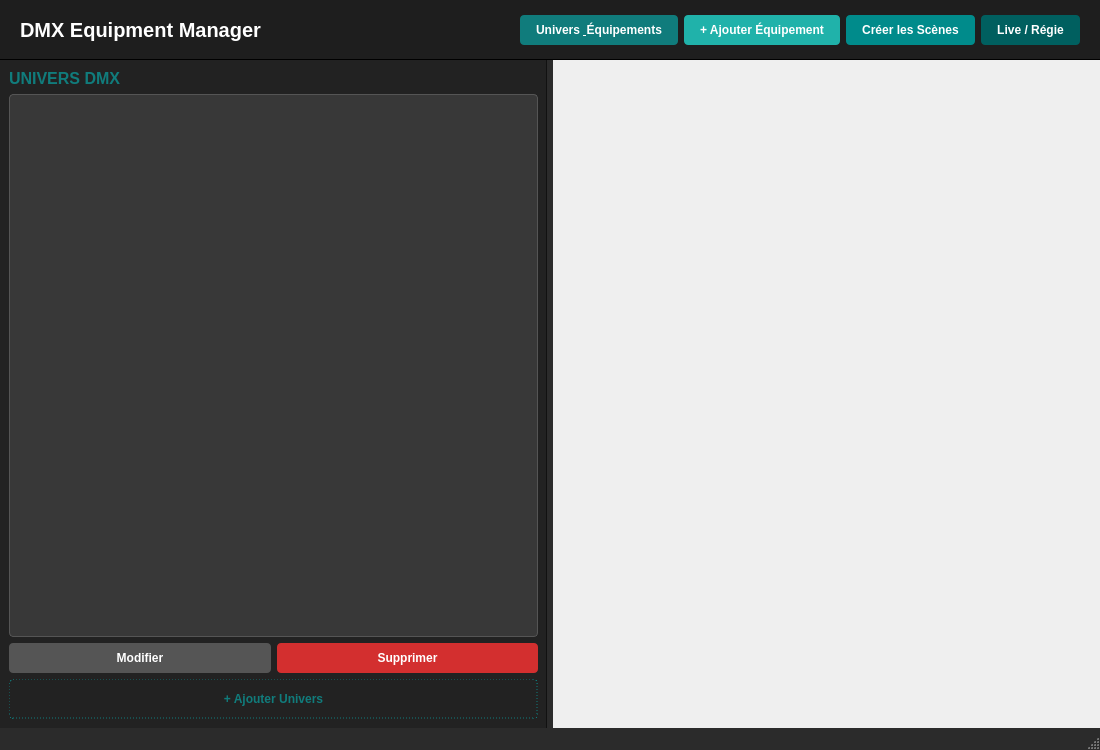
Before: the Qt Designer form DMX_Art_Net/InterfacePC/InterfacePcClient4/interfacepcclient.ui in aallard12/project_DMX_Art-Net, drawn with Qt 5.
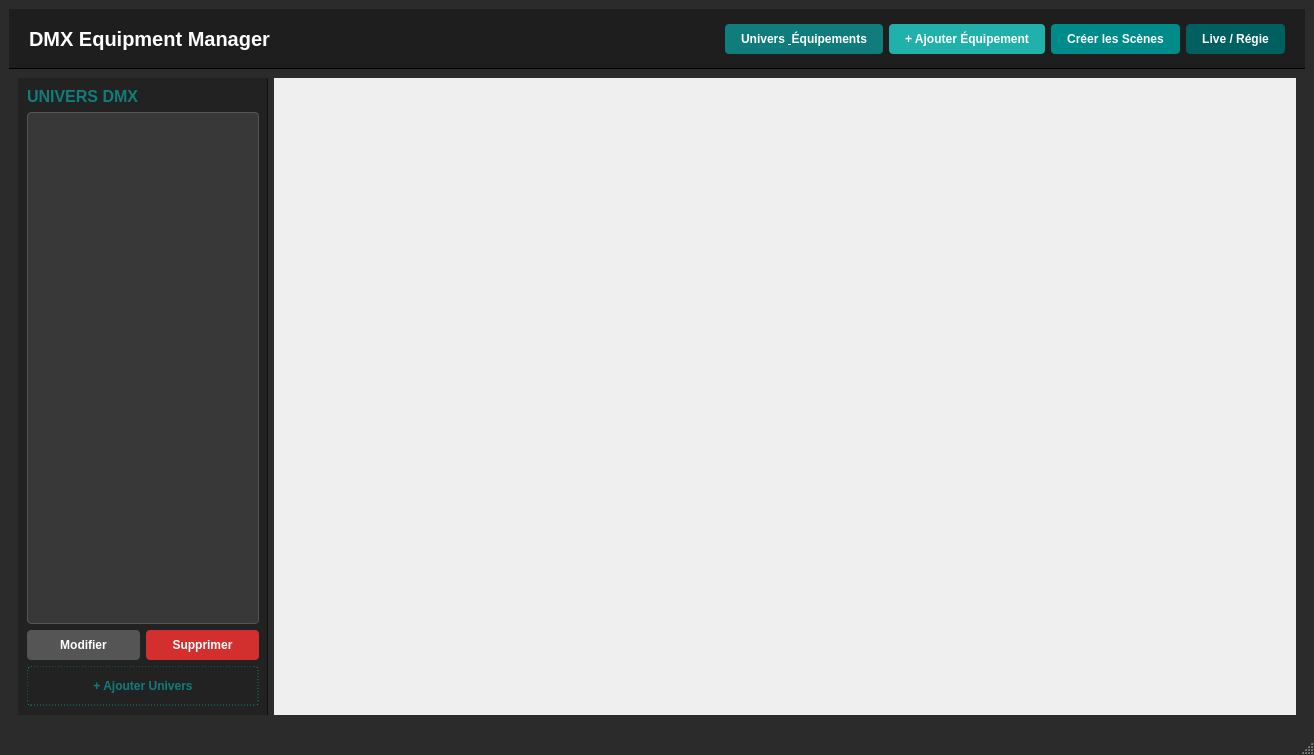
After: the same form once the commit is applied.

What changed in the file:
```diff
--- a/DMX_Art_Net/InterfacePC/InterfacePcClient4/interfacepcclient.ui
+++ b/DMX_Art_Net/InterfacePC/InterfacePcClient4/interfacepcclient.ui
@@ -6,8 +6,8 @@
    <rect>
     <x>0</x>
     <y>0</y>
-    <width>1100</width>
-    <height>750</height>
+    <width>1314</width>
+    <height>755</height>
    </rect>
   </property>
   <property name="windowTitle">
@@ -21,9 +21,6 @@
     <property name="spacing">
      <number>0</number>
     </property>
-    <property name="margin" stdset="0">
-     <number>0</number>
-    </property>
     <item>
      <widget class="QFrame" name="header">
       <property name="styleSheet">
@@ -119,14 +116,23 @@
          <number>0</number>
         </property>
         <item>
+         <widget class="QWidget" name="widget" native="true">
+          <layout class="QGridLayout" name="gridLayout">
+           <item row="0" column="0">
          <widget class="QFrame" name="sidebar">
           <property name="enabled">
            <bool>true</bool>
           </property>
           <property name="minimumSize">
            <size>
-            <width>100</width>
-            <height>0</height>
+               <width>50</width>
+               <height>635</height>
+              </size>
+             </property>
+             <property name="maximumSize">
+              <size>
+               <width>250</width>
+               <height>16777215</height>
            </size>
           </property>
           <property name="styleSheet">
@@ -184,8 +190,14 @@
           </layout>
          </widget>
         </item>
-        <item>
+           <item row="0" column="1">
          <widget class="QScrollArea" name="listScroll">
+             <property name="minimumSize">
+              <size>
+               <width>597</width>
+               <height>635</height>
+              </size>
+             </property>
           <property name="frameShape">
            <enum>QFrame::Shape::NoFrame</enum>
           </property>
@@ -197,17 +209,29 @@
             <rect>
              <x>0</x>
              <y>0</y>
-             <!-- <width>547</width>-->
-             <!--<height>667</height>-->
-             <width>200</width>
-             <height>400</height>
-            </rect>
-           </property>
-           <property name="styleSheet">
-            <string notr="true">background-color: transparent;</string>
-           </property>
-           <layout class="QGridLayout" name="equipmentsGrid"/>
-          </widget>
+                <width>1022</width>
+                <height>636</height>
+               </rect>
+              </property>
+              <widget class="QWidget" name="gridLayoutWidget">
+               <property name="geometry">
+                <rect>
+                 <x>0</x>
+                 <y>0</y>
+                 <width>1021</width>
+                 <height>631</height>
+                </rect>
+               </property>
+               <layout class="QGridLayout" name="equipmentsGrid">
+                <property name="spacing">
+                 <number>15</number>
+                </property>
+               </layout>
+              </widget>
+             </widget>
+            </widget>
+           </item>
+          </layout>
          </widget>
         </item>
        </layout>
```
Left out of the diff: 76 changed lines with no effect on the pictures. Lines whose indentation alone changed are shown as unchanged.
